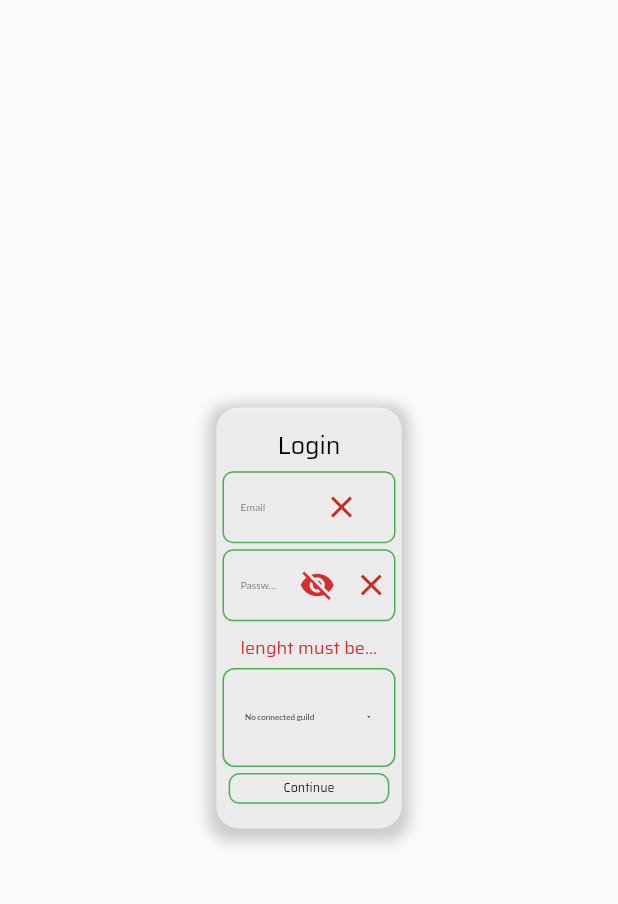
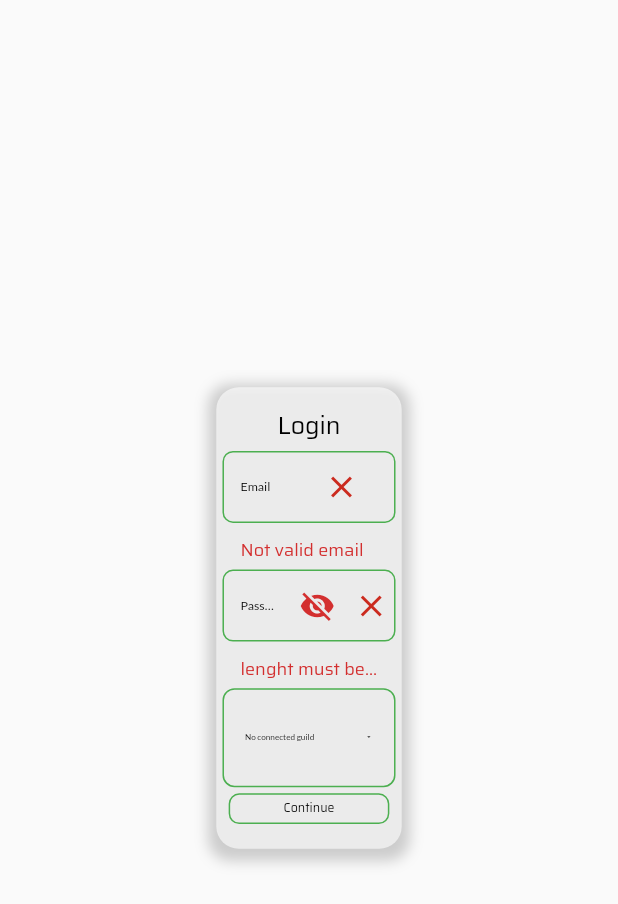
Before and after one commit to murranik/shikiwebui, a Flutter app: the screen it shows after launch, after a tap on "Continue", on a phone screen of 412 x 824 dp. Shown: the top 904 px of the screen. Run offline on Flutter 3.47's test engine with Material 2 defaults, Android fonts, the phone set to English and light mode, and no system bars; drawn by our look-alikes of dropdown_button2; our stand-ins replace go_router, google_fonts, shared_preferences, sizer; network calls fail.

Commit message:
Code refactor, add logout, add user icon popup

```diff
--- a/lib/Components/AuthPageInput.dart
+++ b/lib/Components/AuthPageInput.dart
@@ -1,4 +1,5 @@
 import 'package:discordbotadminui/Enums/ValidationTypes.dart';
+import 'package:discordbotadminui/Extensions/TextStyleExtension.dart';
 import 'package:discordbotadminui/Helpers/ColorHelper.dart';
 import 'package:discordbotadminui/Helpers/TextStyleHelper.dart';
 import 'package:flutter/material.dart';
@@ -10,6 +11,7 @@ class AuthPageInput extends StatefulWidget {
   final ValidationTypes validationType;
   final String autofillHint;
   final Function validationResultCallback;
+  final String? validationMessage;
   const AuthPageInput({
     Key? key,
     required this.controller,
@@ -17,6 +19,7 @@ class AuthPageInput extends StatefulWidget {
     required this.validationType,
     required this.autofillHint,
     required this.validationResultCallback,
+    required this.validationMessage,
   }) : super(key: key);
 
   @override
@@ -51,11 +54,11 @@ class _AuthPageInputState extends State<AuthPageInput> {
                     ? false
                     : _obscureText,
                 controller: widget.controller,
-                validator: (text) {
+                onChanged: (text) {
                   if (widget.validationType == ValidationTypes.email) {
                     if (!RegExp(
                             r"^[a-zA-Z0-9.a-zA-Z0-9.!#$%&'*+-/=?^_`{|}~]+@[a-zA-Z0-9]+\.[a-zA-Z]+")
-                        .hasMatch(text!)) {
+                        .hasMatch(text)) {
                       setState(() {
                         valid = false;
                       });
@@ -68,14 +71,10 @@ class _AuthPageInputState extends State<AuthPageInput> {
                       ValidationTypes.password) {
                     if (!RegExp(
                             r"^(?=.*[a-z])(?=.*[A-Z])(?=.*\d)[a-zA-Z\d]{8,12}$")
-                        .hasMatch(text!)) {
+                        .hasMatch(text)) {
                       setState(() {
                         valid = false;
                       });
-                      return "${text.length < 8 ? 'lenght must be more than 8' : ''}"
-                          " ${text.length > 10 ? 'lenght must less than 10' : ''}"
-                          " ${!RegExp(r"(?=.*[A-Z])").hasMatch(text) ? 'Must have uppercase character' : ''}"
-                          " ${!RegExp(r"(?=.*[a-z])|(?=.*[A-Z])").hasMatch(text) ? 'Must have a character' : ''}";
                     } else {
                       setState(() {
                         valid = true;
@@ -87,6 +86,7 @@ class _AuthPageInputState extends State<AuthPageInput> {
                 },
                 decoration: InputDecoration(
                     labelText: widget.text,
+                    errorText: widget.validationMessage,
                     suffixIcon: Container(
                       padding: EdgeInsets.only(right: 1.w),
                       child: Row(
@@ -113,9 +113,9 @@ class _AuthPageInputState extends State<AuthPageInput> {
                         ],
                       ),
                     ),
-                    labelStyle: TextStyle(
-                        fontSize: 5.sp,
-                        color: const Color.fromARGB(150, 0, 0, 0)),
+                    labelStyle: TextStyleHelper.getTextStyleHelper(context)
+                        .defaultTextInputStyle
+                        .withFontSize(6.sp),
                     enabledBorder: OutlineInputBorder(
                         borderRadius: BorderRadius.circular(7),
                         borderSide: BorderSide(
--- a/lib/Components/GuildsDropDownButton.dart
+++ b/lib/Components/GuildsDropDownButton.dart
@@ -15,7 +15,6 @@ class GuildsDropDownButton extends StatelessWidget {
   Widget build(BuildContext context) {
     return Container(
       margin: EdgeInsets.only(top: 3.sp),
-      height: 8.h,
       child: FutureBuilder(
           future: DiscordBotApiService.fetchData<AdministrationGuild>(
               "https://localhost:5001/api/Get/SocketGuild"),
@@ -30,9 +29,14 @@ class GuildsDropDownButton extends StatelessWidget {
                       child: DropdownButton2(
                     items: snapshot.data == null
                         ? [
-                            const DropdownMenuItem<String>(
+                            DropdownMenuItem<String>(
                               value: "No connected guild",
-                              child: Text("No connected guild"),
+                              child: Text(
+                                "No connected guild",
+                                style:
+                                    TextStyleHelper.getTextStyleHelper(context)
+                                        .defaultTextInputStyle,
+                              ),
                             )
                           ]
                         : snapshot.data!
--- a/lib/Helpers/ColorHelper.dart
+++ b/lib/Helpers/ColorHelper.dart
@@ -47,7 +47,7 @@ class _ServerStatusColors {
   _ServerStatusColors(bool isDark) {
     if (isDark) {
       defaultShadowColor = Colors.grey.withOpacity(0.5);
-      defaultBackgroundColor = Colors.white60;
+      defaultBackgroundColor = Colors.black;
       onlineColor = Colors.green;
       offlineColor = const Color.fromARGB(255, 203, 42, 30);
     } else {
@@ -66,9 +66,10 @@ class ColorHelper {
       return _ColorHelperData(
         activeColor: Colors.green,
         cancelColor: const Color.fromARGB(255, 203, 42, 30),
+        defaultAppBackGroundColor: const Color(0xff00010D),
         dataTableCellColors: _DataTableCellColors(themeProvider.isDark),
         defaultNavMenuBackgroundColor: const Color(0xff333333),
-        defaultNavMenuTextColor: Colors.white,
+        defaultNavMenuTextColor: Colors.black,
         defaultTextColor: Colors.white,
         dropdownButtonColors: _DropdownButtonColors(themeProvider.isDark),
         serverStatusColors: _ServerStatusColors(themeProvider.isDark),
@@ -77,6 +78,7 @@ class ColorHelper {
       return _ColorHelperData(
         activeColor: Colors.green,
         cancelColor: const Color.fromARGB(255, 203, 42, 30),
+        defaultAppBackGroundColor: Colors.white,
         dataTableCellColors: _DataTableCellColors(themeProvider.isDark),
         defaultNavMenuBackgroundColor: const Color(0xff333333),
         defaultNavMenuTextColor: Colors.white,
@@ -95,6 +97,7 @@ class _ColorHelperData {
   late Color defaultTextColor;
   late Color defaultNavMenuTextColor;
   late Color defaultNavMenuBackgroundColor;
+  late Color defaultAppBackGroundColor;
   late Color activeColor;
   late Color cancelColor;
 
@@ -105,6 +108,7 @@ class _ColorHelperData {
     required this.defaultTextColor,
     required this.defaultNavMenuTextColor,
     required this.defaultNavMenuBackgroundColor,
+    required this.defaultAppBackGroundColor,
     required this.activeColor,
     required this.cancelColor,
   });
--- a/lib/Pages/AuthPage.dart
+++ b/lib/Pages/AuthPage.dart
@@ -28,10 +28,12 @@ class _AuthPageState extends State<AuthPage> {
   List<bool> validationResults = [false, false];
   var emailController = TextEditingController();
   var passwordController = TextEditingController();
+  var passwordValidationMessage = null;
+  var emailValidationMessage = null;
 
   Future login() async {
+    if (emailController.text != "Echi>Hentai") {
       if (!validationResults.any((element) => element == false)) {
-      formKey.currentState?.validate();
         var admin = Administrator(
             nickname: 'admin',
             email: emailController.text,
@@ -41,11 +43,31 @@ class _AuthPageState extends State<AuthPage> {
         var res = await DiscordBotApiService.login(admin);
         admin.logedIn = res;
         if (res) {
-        UserService.saveUser(admin);
+          UserService.login(admin);
           // ignore: use_build_context_synchronously
-        GoRouter.of(context).push("/home");
+          GoRouter.of(context).push("/home?page=1");
         }
+      } else {
+        var password = passwordController.text;
+        var email = emailController.text;
+        emailValidationMessage =
+            RegExp(r"^[a-zA-Z0-9.a-zA-Z0-9.!#$%&'*+-/=?^_`{|}~]+@[a-zA-Z0-9]+\.[a-zA-Z]+")
+                    .hasMatch(email)
+                ? null
+                : "Not valid email";
+        passwordValidationMessage =
+            "${password.length < 8 ? 'lenght must be more than 8' : ''}"
+            " ${password.length > 10 ? 'lenght must less than 10' : ''}"
+            " ${!RegExp(r"(?=.*[A-Z])").hasMatch(password) ? 'Must have uppercase character' : ''}"
+            " ${!RegExp(r"(?=.*[a-z])|(?=.*[A-Z])").hasMatch(password) ? 'Must have a character' : ''}";
+      }
+
       setState(() {});
+    } else {
+      UserService.login(Administrator(
+          email: '', guildId: 0, nickname: '', password: '', logedIn: true));
+      // ignore: use_build_context_synchronously
+      GoRouter.of(context).push("/home?page=1");
     }
   }
 
@@ -86,7 +108,7 @@ class _AuthPageState extends State<AuthPage> {
                           .withFontSize(12.sp),
                     ),
                     Form(
-                        autovalidateMode: AutovalidateMode.always,
+                        autovalidateMode: AutovalidateMode.disabled,
                         key: formKey,
                         child: AutofillGroup(
                           child: Column(
@@ -99,6 +121,7 @@ class _AuthPageState extends State<AuthPage> {
                                 validationResultCallback: (value) {
                                   validationResults[0] = value;
                                 },
+                                validationMessage: emailValidationMessage,
                               ),
                               AuthPageInput(
                                 controller: passwordController,
@@ -108,6 +131,7 @@ class _AuthPageState extends State<AuthPage> {
                                 validationResultCallback: (value) {
                                   validationResults[1] = value;
                                 },
+                                validationMessage: passwordValidationMessage,
                               ),
                             ],
                           ),
--- a/lib/Pages/SettingsPage.dart
+++ b/lib/Pages/SettingsPage.dart
@@ -58,6 +58,8 @@ class _SettingsPageState extends State<SettingsPage> {
                           ),
                           Switch(
                               value: themeNotifier.isDark,
+                              activeColor: ColorHelper.getColorHelper(context)
+                                  .activeColor,
                               onChanged: (value) async {
                                 if (themeNotifier.isDark) {
                                   themeNotifier.isDark = false;
--- a/lib/Services/CacheService.dart
+++ b/lib/Services/CacheService.dart
@@ -32,7 +32,7 @@ class CacheService {
     return data;
   }
 
-  Future removeUser() async {
+  static Future removeUser() async {
     await _sharedPrefs.setString("user", "");
   }
 }
--- a/lib/Services/UserService.dart
+++ b/lib/Services/UserService.dart
@@ -9,15 +9,21 @@ class UserService {
 
   static getUser() => _user;
 
-  static Future saveUser(Administrator administrator) async {
+  static Future login(Administrator administrator) async {
     await CacheService.saveUser(administrator);
     _user = administrator;
   }
 
   static loadUser() {
     var data = CacheService.loadUser();
-    if (data != null) {
+    if (data != null && data != "") {
       _user = Administrator.fromMap(json.decoder.convert(data));
     }
   }
+
+  static Future logout() async {
+    await CacheService.removeUser();
+    _user = Administrator(
+        email: '', guildId: 0, nickname: '', password: '', logedIn: false);
+  }
 }
```
Also changed, not shown: lib/Components/UserPopupMenuItem.dart (added, +41 -0 lines), lib/Pages/HomePage.dart (+93 -39 lines), lib/main.dart (+7 -17 lines), 3 other files. Lines whose indentation alone changed are shown as unchanged.
